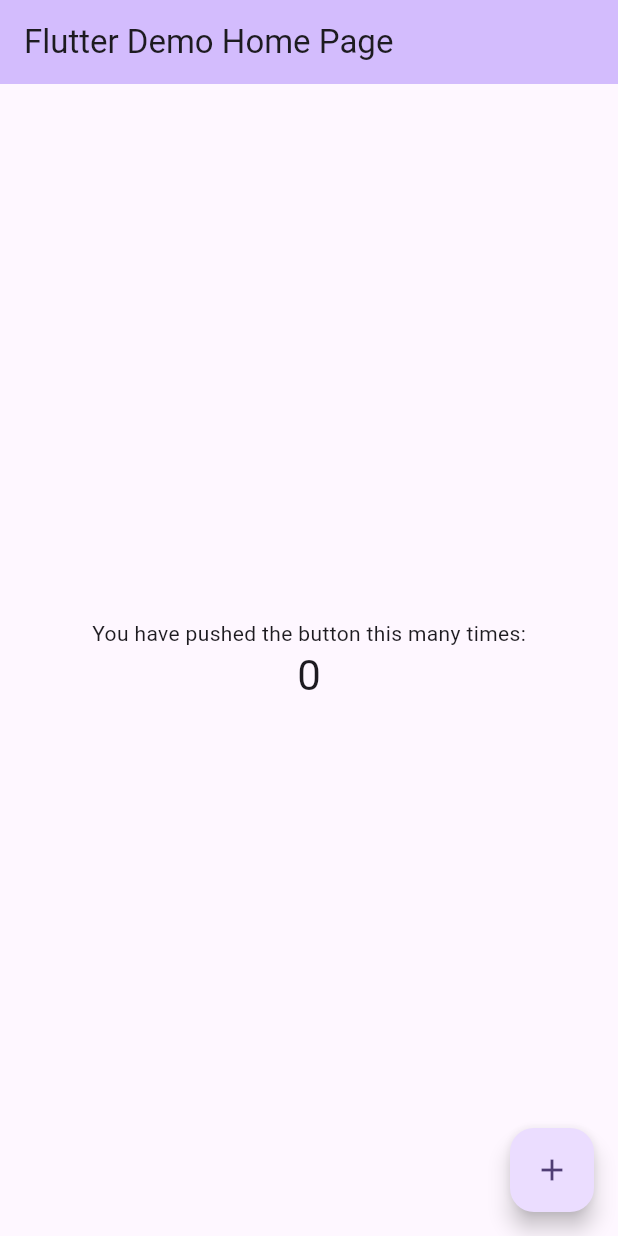
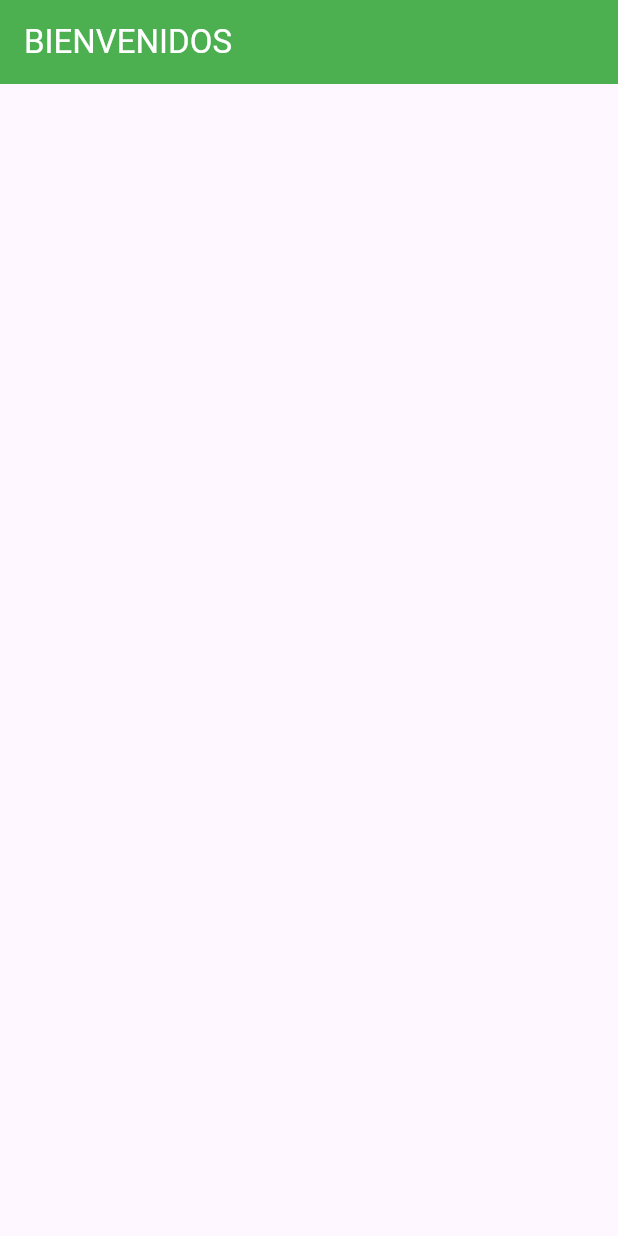
Before and after one commit to SebastianSarzosa/librosdecampo-main, a Flutter app: the screen it shows after launch, on a phone screen of 412 x 824 dp. Run offline on Flutter 3.47's test engine with Material 3 defaults, Android fonts, the phone set to English and light mode, and no system bars; our stand-ins replace sqflite; accounts and stored records are empty.

```diff
--- /dev/null
+++ b/lib/bienvenido.dart
@@ -0,0 +1,18 @@
+import 'package:flutter/material.dart';
+
+class Bienvenido extends StatelessWidget {
+
+  @override
+  Widget build(BuildContext context) {
+    return Scaffold(
+      appBar: AppBar(
+        title: Text('BIENVENIDOS',
+          style: TextStyle(
+            color: Colors.white
+          ),
+        ),
+        backgroundColor: Colors.green
+      ),
+    );
+  }
+}
--- a/lib/main.dart
+++ b/lib/main.dart
@@ -1,125 +1,21 @@
 import 'package:flutter/material.dart';
+import 'package:libroscampo/bienvenido.dart';
+import 'package:libroscampo/views/librosdecampo/libro_list.dart';
 
-void main() {
-  runApp(const MyApp());
-}
+void main() => runApp(MyApp());
 
-class MyApp extends StatelessWidget {
-  const MyApp({super.key});
-
-  // This widget is the root of your application.
+class MyApp extends StatelessWidget{
   @override
   Widget build(BuildContext context) {
     return MaterialApp(
-      title: 'Flutter ',
-      theme: ThemeData(
-        // This is the theme of your application.
-        //
-        // TRY THIS: Try running your application with "flutter run". You'll see
-        // the application has a purple toolbar. Then, without quitting the app,
-        // try changing the seedColor in the colorScheme below to Colors.green
-        // and then invoke "hot reload" (save your changes or press the "hot
-        // reload" button in a Flutter-supported IDE, or press "r" if you used
-        // the command line to start the app).
-        //
-        // Notice that the counter didn't reset back to zero; the application
-        // state is not lost during the reload. To reset the state, use hot
-        // restart instead.
-        //
-        // This works for code too, not just values: Most code changes can be
-        // tested with just a hot reload.
-        colorScheme: ColorScheme.fromSeed(seedColor: Colors.deepPurple),
-        useMaterial3: true,
-      ),
-      home: const MyHomePage(title: 'Flutter Demo Home Page'),
+      debugShowCheckedModeBanner: false,
+      title: "Aplicación Libros de campo",
+      initialRoute: '/bienvenido',
+      routes: {
+        '/bienvenido':(context) => Bienvenido(),
+        '/libro/index': (context) => LibroListView(),
+
+      },
     );
   }
 }
-
-class MyHomePage extends StatefulWidget {
-  const MyHomePage({super.key, required this.title});
-
-  // This widget is the home page of your application. It is stateful, meaning
-  // that it has a State object (defined below) that contains fields that affect
-  // how it looks.
-
-  // This class is the configuration for the state. It holds the values (in this
-  // case the title) provided by the parent (in this case the App widget) and
-  // used by the build method of the State. Fields in a Widget subclass are
-  // always marked "final".
-
-  final String title;
-
-  @override
-  State<MyHomePage> createState() => _MyHomePageState();
-}
-
-class _MyHomePageState extends State<MyHomePage> {
-  int _counter = 0;
-
-  void _incrementCounter() {
-    setState(() {
-      // This call to setState tells the Flutter framework that something has
-      // changed in this State, which causes it to rerun the build method below
-      // so that the display can reflect the updated values. If we changed
-      // _counter without calling setState(), then the build method would not be
-      // called again, and so nothing would appear to happen.
-      _counter++;
-    });
-  }
-
-  @override
-  Widget build(BuildContext context) {
-    // This method is rerun every time setState is called, for instance as done
-    // by the _incrementCounter method above.
-    //
-    // The Flutter framework has been optimized to make rerunning build methods
-    // fast, so that you can just rebuild anything that needs updating rather
-    // than having to individually change instances of widgets.
-    return Scaffold(
-      appBar: AppBar(
-        // TRY THIS: Try changing the color here to a specific color (to
-        // Colors.amber, perhaps?) and trigger a hot reload to see the AppBar
-        // change color while the other colors stay the same.
-        backgroundColor: Theme.of(context).colorScheme.inversePrimary,
-        // Here we take the value from the MyHomePage object that was created by
-        // the App.build method, and use it to set our appbar title.
-        title: Text(widget.title),
-      ),
-      body: Center(
-        // Center is a layout widget. It takes a single child and positions it
-        // in the middle of the parent.
-        child: Column(
-          // Column is also a layout widget. It takes a list of children and
-          // arranges them vertically. By default, it sizes itself to fit its
-          // children horizontally, and tries to be as tall as its parent.
-          //
-          // Column has various properties to control how it sizes itself and
-          // how it positions its children. Here we use mainAxisAlignment to
-          // center the children vertically; the main axis here is the vertical
-          // axis because Columns are vertical (the cross axis would be
-          // horizontal).
-          //
-          // TRY THIS: Invoke "debug painting" (choose the "Toggle Debug Paint"
-          // action in the IDE, or press "p" in the console), to see the
-          // wireframe for each widget.
-          mainAxisAlignment: MainAxisAlignment.center,
-          children: <Widget>[
-            const Text(
-              'You have pushed the button this many times:',
-            ),
-            Text(
-              '$_counter',
-              style: Theme.of(context).textTheme.headlineMedium,
-            ),
-          ],
-        ),
-      ),
-      floatingActionButton: FloatingActionButton(
-        onPressed: _incrementCounter,
-        tooltip: 'Increment',
-        child: const Icon(Icons.add),
-      ), // This trailing comma makes auto-formatting nicer for build methods.
-    );
-  }
-}
```
Also changed, not shown: lib/repositories/librosdecampo_repository.dart (+4 -4 lines), lib/views/librosdecampo/libro_list.dart (+160 -0 lines).
